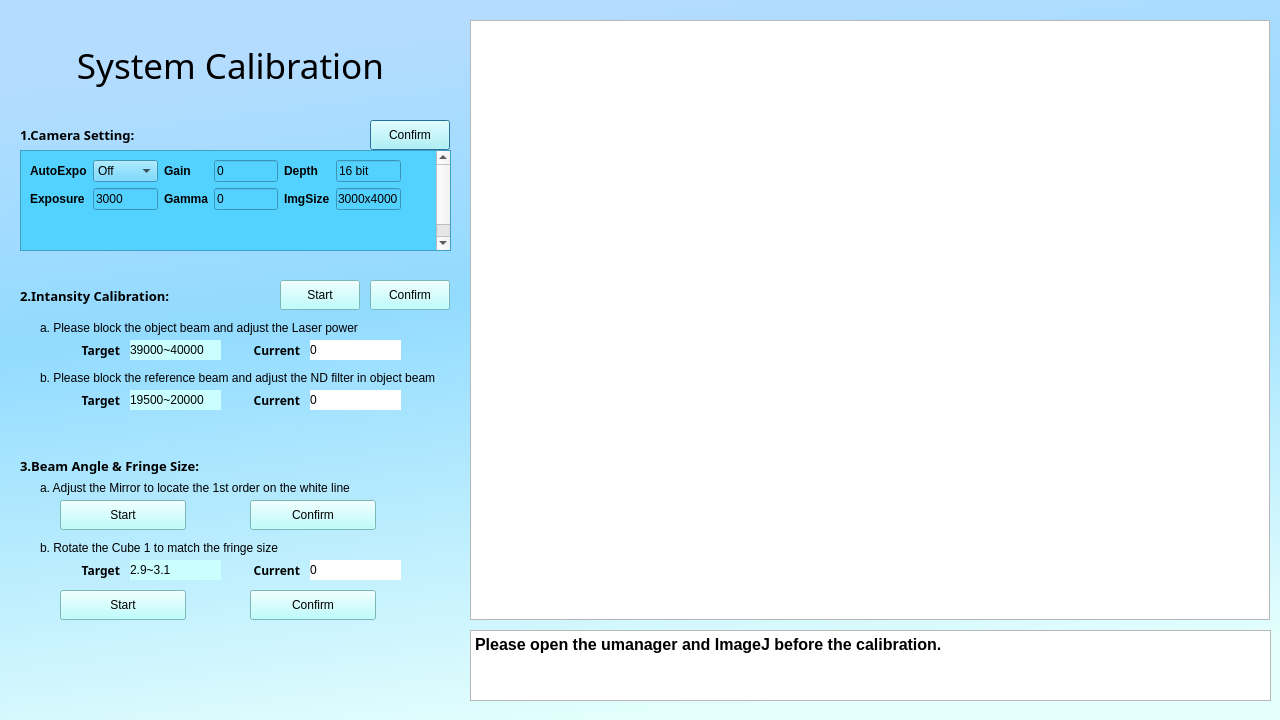
This is Lei Temp/UI file/System Calibration.ui in YipLab/DHM as Qt 5 draws it before an edit. The edited form follows.
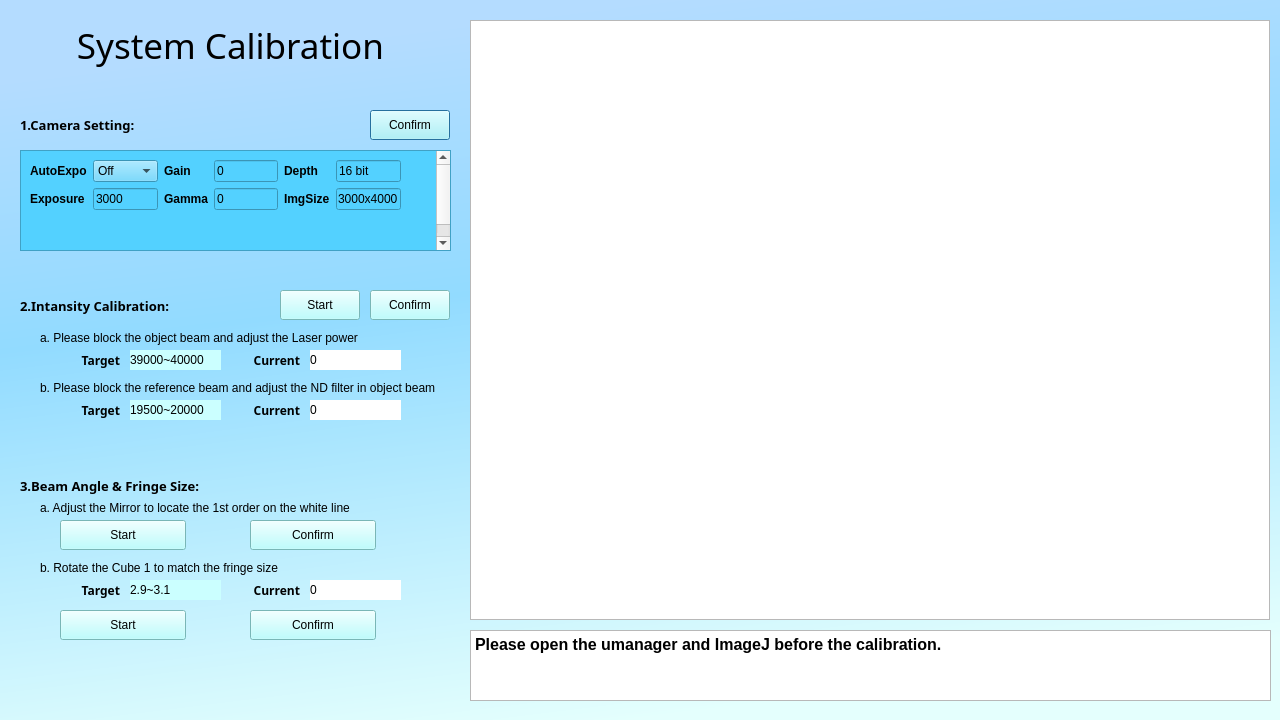
This is the edited form.

```diff
--- a/Lei Temp/UI file/System Calibration.ui
+++ b/Lei Temp/UI file/System Calibration.ui
@@ -21,7 +21,7 @@
    <property name="geometry">
     <rect>
      <x>370</x>
-     <y>120</y>
+     <y>110</y>
      <width>80</width>
      <height>30</height>
     </rect>
@@ -38,7 +38,7 @@
    <property name="geometry">
     <rect>
      <x>280</x>
-     <y>280</y>
+     <y>290</y>
      <width>80</width>
      <height>30</height>
     </rect>
@@ -72,7 +72,7 @@
    <property name="geometry">
     <rect>
      <x>310</x>
-     <y>390</y>
+     <y>400</y>
      <width>91</width>
      <height>20</height>
     </rect>
@@ -277,7 +277,7 @@
    <property name="geometry">
     <rect>
      <x>70</x>
-     <y>340</y>
+     <y>350</y>
      <width>50</width>
      <height>20</height>
     </rect>
@@ -301,7 +301,7 @@
    <property name="geometry">
     <rect>
      <x>250</x>
-     <y>390</y>
+     <y>400</y>
      <width>50</width>
      <height>20</height>
     </rect>
@@ -325,7 +325,7 @@
    <property name="geometry">
     <rect>
      <x>130</x>
-     <y>340</y>
+     <y>350</y>
      <width>91</width>
      <height>20</height>
     </rect>
@@ -347,7 +347,7 @@
    <property name="geometry">
     <rect>
      <x>250</x>
-     <y>500</y>
+     <y>520</y>
      <width>126</width>
      <height>30</height>
     </rect>
@@ -364,7 +364,7 @@
    <property name="geometry">
     <rect>
      <x>70</x>
-     <y>560</y>
+     <y>580</y>
      <width>50</width>
      <height>20</height>
     </rect>
@@ -404,7 +404,7 @@
    <property name="geometry">
     <rect>
      <x>250</x>
-     <y>590</y>
+     <y>610</y>
      <width>126</width>
      <height>30</height>
     </rect>
@@ -421,7 +421,7 @@
    <property name="geometry">
     <rect>
      <x>40</x>
-     <y>540</y>
+     <y>560</y>
      <width>411</width>
      <height>16</height>
     </rect>
@@ -440,7 +440,7 @@
    <property name="geometry">
     <rect>
      <x>60</x>
-     <y>590</y>
+     <y>610</y>
      <width>126</width>
      <height>30</height>
     </rect>
@@ -457,7 +457,7 @@
    <property name="geometry">
     <rect>
      <x>130</x>
-     <y>560</y>
+     <y>580</y>
      <width>91</width>
      <height>20</height>
     </rect>
@@ -479,7 +479,7 @@
    <property name="geometry">
     <rect>
      <x>250</x>
-     <y>560</y>
+     <y>580</y>
      <width>50</width>
      <height>20</height>
     </rect>
@@ -503,7 +503,7 @@
    <property name="geometry">
     <rect>
      <x>40</x>
-     <y>370</y>
+     <y>380</y>
      <width>411</width>
      <height>16</height>
     </rect>
@@ -522,7 +522,7 @@
    <property name="geometry">
     <rect>
      <x>250</x>
-     <y>340</y>
+     <y>350</y>
      <width>50</width>
      <height>20</height>
     </rect>
@@ -546,7 +546,7 @@
    <property name="geometry">
     <rect>
      <x>60</x>
-     <y>500</y>
+     <y>520</y>
      <width>126</width>
      <height>30</height>
     </rect>
@@ -563,7 +563,7 @@
    <property name="geometry">
     <rect>
      <x>70</x>
-     <y>390</y>
+     <y>400</y>
      <width>50</width>
      <height>20</height>
     </rect>
@@ -587,7 +587,7 @@
    <property name="geometry">
     <rect>
      <x>130</x>
-     <y>390</y>
+     <y>400</y>
      <width>91</width>
      <height>20</height>
     </rect>
@@ -609,7 +609,7 @@
    <property name="geometry">
     <rect>
      <x>370</x>
-     <y>280</y>
+     <y>290</y>
      <width>80</width>
      <height>30</height>
     </rect>
@@ -626,7 +626,7 @@
    <property name="geometry">
     <rect>
      <x>20</x>
-     <y>120</y>
+     <y>110</y>
      <width>160</width>
      <height>30</height>
     </rect>
@@ -647,7 +647,7 @@
    <property name="geometry">
     <rect>
      <x>20</x>
-     <y>280</y>
+     <y>290</y>
      <width>161</width>
      <height>31</height>
     </rect>
@@ -668,7 +668,7 @@
    <property name="geometry">
     <rect>
      <x>310</x>
-     <y>560</y>
+     <y>580</y>
      <width>91</width>
      <height>20</height>
     </rect>
@@ -690,7 +690,7 @@
    <property name="geometry">
     <rect>
      <x>310</x>
-     <y>340</y>
+     <y>350</y>
      <width>91</width>
      <height>20</height>
     </rect>
@@ -712,7 +712,7 @@
    <property name="geometry">
     <rect>
      <x>20</x>
-     <y>450</y>
+     <y>470</y>
      <width>221</width>
      <height>31</height>
     </rect>
@@ -733,7 +733,7 @@
    <property name="geometry">
     <rect>
      <x>40</x>
-     <y>320</y>
+     <y>330</y>
      <width>411</width>
      <height>16</height>
     </rect>
@@ -752,7 +752,7 @@
    <property name="geometry">
     <rect>
      <x>40</x>
-     <y>480</y>
+     <y>500</y>
      <width>321</width>
      <height>16</height>
     </rect>
@@ -771,7 +771,7 @@
    <property name="geometry">
     <rect>
      <x>0</x>
-     <y>20</y>
+     <y>0</y>
      <width>461</width>
      <height>90</height>
     </rect>
```
Left out of the diff: 6 changed lines with no effect on the pictures.
